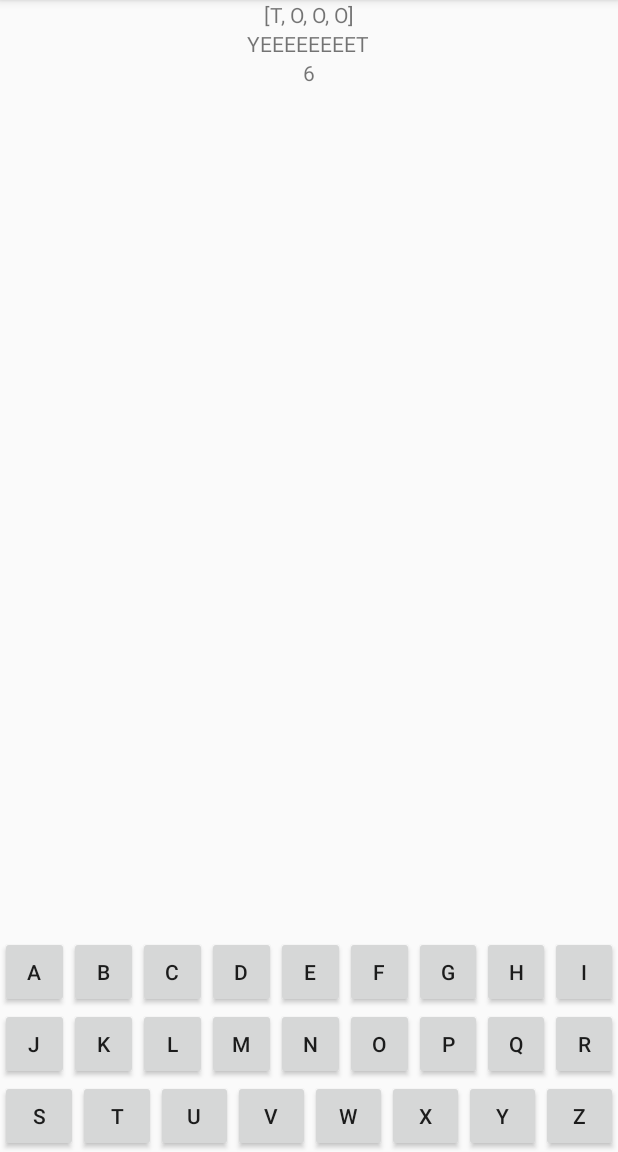
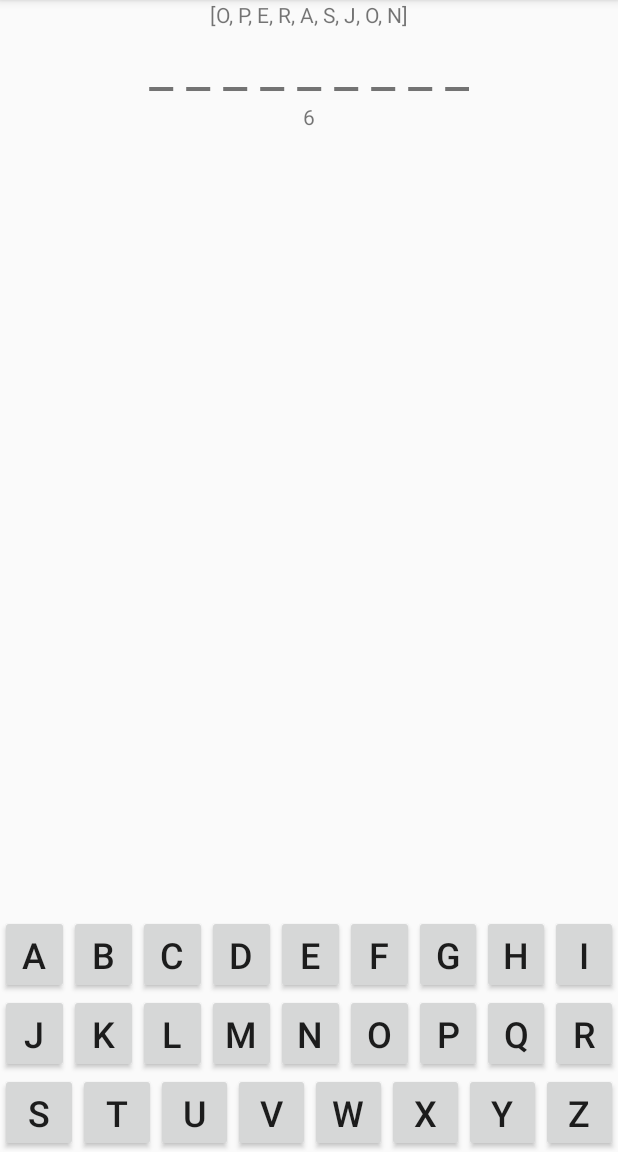
Before and after one commit to KittimasakBunrat/Hangman, an Android app: the MainActivity screen opened directly, with no data from a screen before it, on a phone screen of 412 x 824 dp, the part 84-1236 px from its top. Run offline under Robolectric (Android 15) with nearby library versions, the phone set to English and light mode, and no system bars.

Commit message:
- Uses TextUtils instead of Arrays.toString(list.toArray) - Changed font size of activity_main.xml

```diff
--- a/app/src/main/java/com/example/kittimasak/hangman/MainActivity.java
+++ b/app/src/main/java/com/example/kittimasak/hangman/MainActivity.java
@@ -5,6 +5,7 @@ import android.graphics.Color;
 import android.os.PersistableBundle;
 import android.support.v7.app.AppCompatActivity;
 import android.os.Bundle;
+import android.text.TextUtils;
 import android.util.Log;
 import android.view.View;
 import android.widget.Button;
@@ -45,7 +46,7 @@ public class MainActivity extends AppCompatActivity implements View.OnClickListe
         setArray(ordArray, ord);
 
         for (int i=0; i<ordArray.size(); i++) {
-            Character t = null;
+            Character t = '_';
             temp.add(t);
         }
 
@@ -53,6 +54,7 @@ public class MainActivity extends AppCompatActivity implements View.OnClickListe
         tekst1 = (TextView) findViewById(R.id.tekst1);
         tekst2 = (TextView) findViewById(R.id.tekst2);
         tekst.setText(Arrays.toString(ordArray.toArray()));
+        tekst1.setText(TextUtils.join(" ",temp));
         tekst2.setText(String.valueOf(antallforsok));
     }
 
@@ -71,7 +73,7 @@ public class MainActivity extends AppCompatActivity implements View.OnClickListe
     }
 
     public void gameLogic(ArrayList<Character> ord, ArrayList<Character> temp, Character c, Button b) {
-        if(antallforsok>=0 && !(temp.equals(ord))) {
+        if(antallforsok>=1 && !(temp.equals(ord))) {
         b.setBackgroundColor(Color.RED);
             for (int i = 0; i < ord.size(); i++) {
                 if (c.equals(ord.get(i))) {
@@ -81,12 +83,11 @@ public class MainActivity extends AppCompatActivity implements View.OnClickListe
                 }
             }
             counter(loop);
-            tekst1.setText(Arrays.toString(temp.toArray()));
+            tekst1.setText(TextUtils.join(" ",temp));
             tekst2.setText(String.valueOf(antallforsok));
             b.setEnabled(false);
         }
     }
-
 
 
     @Override
--- a/app/src/main/res/layout/activity_main.xml
+++ b/app/src/main/res/layout/activity_main.xml
@@ -16,7 +16,8 @@
         android:id="@+id/tekst1"
         android:layout_width="wrap_content"
         android:layout_height="wrap_content"
-        android:text="YEEEEEEEET"/>
+        android:text="YEEEEEEEET"
+        android:textSize="36sp" />
 
     <TextView
         android:id="@+id/tekst2"
@@ -38,11 +39,12 @@
 
         <Button
             android:id="@+id/button1"
-            android:onClick="onClick"
             android:layout_width="wrap_content"
             android:layout_height="wrap_content"
+            android:layout_weight="1"
+            android:onClick="onClick"
             android:text="@string/b1"
-            android:layout_weight="1" />
+            android:textSize="24sp" />
 
         <Button
             android:id="@+id/button2"
@@ -50,7 +52,8 @@
             android:layout_width="wrap_content"
             android:layout_height="wrap_content"
             android:text="@string/b2"
-            android:layout_weight="1"/>
+            android:layout_weight="1"
+            android:textSize="24sp"/>
 
         <Button
             android:id="@+id/button3"
@@ -58,7 +61,8 @@
             android:layout_width="wrap_content"
             android:layout_height="wrap_content"
             android:text="@string/b3"
-            android:layout_weight="1"/>
+            android:layout_weight="1"
+            android:textSize="24sp"/>
 
         <Button
             android:id="@+id/button4"
@@ -66,7 +70,8 @@
             android:layout_width="wrap_content"
             android:layout_height="wrap_content"
             android:text="@string/b4"
-            android:layout_weight="1"/>
+            android:layout_weight="1"
+            android:textSize="24sp"/>
 
         <Button
             android:id="@+id/button5"
@@ -74,7 +79,8 @@
             android:layout_width="wrap_content"
             android:layout_height="wrap_content"
             android:text="@string/b5"
-            android:layout_weight="1"/>
+            android:layout_weight="1"
+            android:textSize="24sp"/>
 
         <Button
             android:id="@+id/button6"
@@ -82,7 +88,8 @@
             android:layout_width="wrap_content"
             android:layout_height="wrap_content"
             android:text="@string/b6"
-            android:layout_weight="1"/>
+            android:layout_weight="1"
+            android:textSize="24sp"/>
 
         <Button
             android:id="@+id/button7"
@@ -90,7 +97,8 @@
             android:layout_width="wrap_content"
             android:layout_height="wrap_content"
             android:text="@string/b7"
-            android:layout_weight="1"/>
+            android:layout_weight="1"
+            android:textSize="24sp"/>
 
         <Button
             android:id="@+id/button8"
@@ -98,7 +106,8 @@
             android:layout_width="wrap_content"
             android:layout_height="wrap_content"
             android:text="@string/b8"
-            android:layout_weight="1"/>
+            android:layout_weight="1"
+            android:textSize="24sp"/>
 
         <Button
             android:id="@+id/button9"
@@ -106,7 +115,8 @@
             android:layout_width="wrap_content"
             android:layout_height="wrap_content"
             android:text="@string/b9"
-            android:layout_weight="1"/>
+            android:layout_weight="1"
+            android:textSize="24sp"/>
 
 
     </LinearLayout>
@@ -123,7 +133,8 @@
         android:layout_width="wrap_content"
         android:layout_height="wrap_content"
         android:text="@string/b10"
-        android:layout_weight="1"/>
+        android:layout_weight="1"
+        android:textSize="24sp"/>
 
     <Button
         android:id="@+id/button11"
@@ -131,7 +142,8 @@
         android:layout_width="wrap_content"
         android:layout_height="wrap_content"
         android:text="@string/b11"
-        android:layout_weight="1"/>
+        android:layout_weight="1"
+        android:textSize="24sp"/>
 
     <Button
         android:id="@+id/button12"
@@ -139,7 +151,8 @@
         android:layout_width="wrap_content"
         android:layout_height="wrap_content"
         android:text="@string/b12"
-        android:layout_weight="1"/>
+        android:layout_weight="1"
+        android:textSize="24sp"/>
 
     <Button
         android:id="@+id/button13"
@@ -147,7 +160,8 @@
         android:layout_width="wrap_content"
         android:layout_height="wrap_content"
         android:text="@string/b13"
-        android:layout_weight="1"/>
+        android:layout_weight="1"
+        android:textSize="24sp"/>
 
     <Button
         android:id="@+id/button14"
@@ -155,7 +169,8 @@
         android:layout_width="wrap_content"
         android:layout_height="wrap_content"
         android:text="@string/b14"
-        android:layout_weight="1"/>
+        android:layout_weight="1"
+        android:textSize="24sp"/>
 
     <Button
         android:id="@+id/button15"
@@ -163,7 +178,8 @@
         android:layout_width="wrap_content"
         android:layout_height="wrap_content"
         android:text="@string/b15"
-        android:layout_weight="1"/>
+        android:layout_weight="1"
+        android:textSize="24sp"/>
 
     <Button
         android:id="@+id/button16"
@@ -171,7 +187,8 @@
         android:layout_width="wrap_content"
         android:layout_height="wrap_content"
         android:text="@string/b16"
-        android:layout_weight="1"/>
+        android:layout_weight="1"
+        android:textSize="24sp"/>
 
     <Button
         android:id="@+id/button17"
@@ -179,14 +196,16 @@
         android:layout_width="wrap_content"
         android:layout_height="wrap_content"
         android:text="@string/b17"
-        android:layout_weight="1"/>
+        android:layout_weight="1"
+        android:textSize="24sp"/>
     <Button
         android:id="@+id/button18"
         android:onClick="onClick"
         android:layout_width="wrap_content"
         android:layout_height="wrap_content"
         android:text="@string/b18"
-        android:layout_weight="1"/>
+        android:layout_weight="1"
+        android:textSize="24sp"/>
 
     </LinearLayout>
 
@@ -202,7 +221,8 @@
             android:layout_width="wrap_content"
             android:layout_height="wrap_content"
             android:text="@string/b19"
-            android:layout_weight="1"/>
+            android:layout_weight="1"
+            android:textSize="24sp"/>
 
     <Button
         android:id="@+id/button20"
@@ -210,7 +230,8 @@
         android:layout_width="wrap_content"
         android:layout_height="wrap_content"
         android:text="@string/b20"
-        android:layout_weight="1"/>
+        android:layout_weight="1"
+        android:textSize="24sp"/>
 
     <Button
         android:id="@+id/button21"
@@ -218,7 +239,8 @@
         android:layout_width="wrap_content"
         android:layout_height="wrap_content"
         android:text="@string/b21"
-        android:layout_weight="1"/>
+        android:layout_weight="1"
+        android:textSize="24sp"/>
 
     <Button
         android:id="@+id/button22"
@@ -226,7 +248,8 @@
         android:layout_width="wrap_content"
         android:layout_height="wrap_content"
         android:text="@string/b22"
-        android:layout_weight="1"/>
+        android:layout_weight="1"
+        android:textSize="24sp"/>
 
     <Button
         android:id="@+id/button23"
@@ -234,7 +257,8 @@
         android:layout_width="wrap_content"
         android:layout_height="wrap_content"
         android:text="@string/b23"
-        android:layout_weight="1"/>
+        android:layout_weight="1"
+        android:textSize="24sp"/>
 
     <Button
         android:id="@+id/button24"
@@ -242,7 +266,8 @@
         android:layout_width="wrap_content"
         android:layout_height="wrap_content"
         android:text="@string/b24"
-        android:layout_weight="1"/>
+        android:layout_weight="1"
+        android:textSize="24sp"/>
 
     <Button
         android:id="@+id/button25"
@@ -250,7 +275,8 @@
         android:layout_width="wrap_content"
         android:layout_height="wrap_content"
         android:text="@string/b25"
-        android:layout_weight="1"/>
+        android:layout_weight="1"
+        android:textSize="24sp"/>
 
     <Button
         android:id="@+id/button26"
@@ -258,7 +284,8 @@
         android:layout_width="wrap_content"
         android:layout_height="wrap_content"
         android:text="@string/b26"
-        android:layout_weight="1"/>
+        android:layout_weight="1"
+        android:textSize="24sp"/>
 
     </LinearLayout>
 
--- a/app/src/main/res/values/arrays.xml
+++ b/app/src/main/res/values/arrays.xml
@@ -1,10 +1,10 @@
 <?xml version="1.0" encoding="utf-8"?>
 <resources>
     <string-array name="ord">
-        <item>Ennn</item>
-        <item>Tooo</item>
-        <item>Treeee</item>
-        <item>Fireeee</item>
-        <item>Fem</item>
+        <item>Hund</item>
+        <item>Operasjon</item>
+        <item>Sykehus</item>
+        <item>Kebab</item>
+        <item>Klokke</item>
     </string-array>
 </resources>
```
